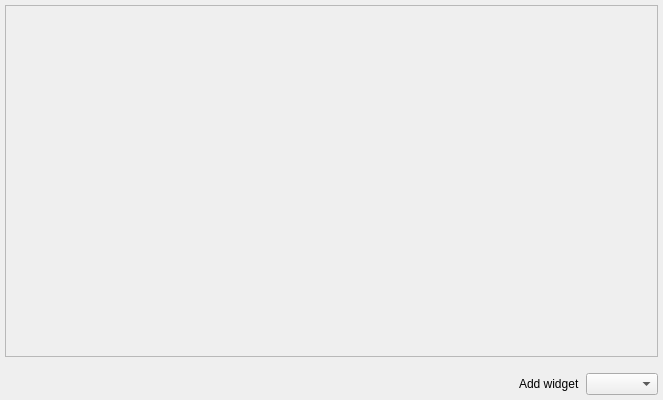
Qt form dashboardwidget.ui (Bragaman/DragableDashboard) before a commit.
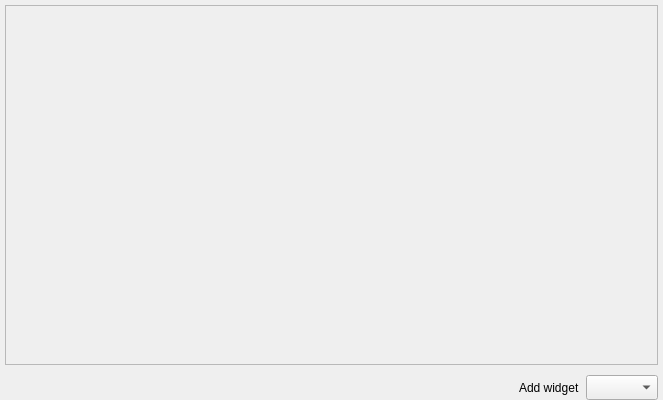
The same form after that commit.

What changed in the file:
```diff
--- a/dashboardwidget.ui
+++ b/dashboardwidget.ui
@@ -17,6 +17,9 @@
    <string>Widget</string>
   </property>
   <layout class="QVBoxLayout" name="verticalLayout_2" stretch="0,0">
+   <property name="spacing">
+    <number>0</number>
+   </property>
    <property name="leftMargin">
     <number>5</number>
    </property>
@@ -27,7 +30,7 @@
     <number>5</number>
    </property>
    <property name="bottomMargin">
-    <number>5</number>
+    <number>0</number>
    </property>
    <item>
     <widget class="QScrollArea" name="scrollArea">
@@ -40,7 +43,7 @@
         <x>0</x>
         <y>0</y>
         <width>651</width>
-        <height>349</height>
+        <height>357</height>
        </rect>
       </property>
       <layout class="QVBoxLayout" name="verticalLayout">
@@ -94,13 +97,26 @@
      </item>
      <item>
       <widget class="QLabel" name="label">
+       <property name="minimumSize">
+        <size>
+         <width>0</width>
+         <height>25</height>
+        </size>
+       </property>
        <property name="text">
         <string>Add widget</string>
        </property>
       </widget>
      </item>
      <item>
-      <widget class="QComboBox" name="comboBoxItems"/>
+      <widget class="QComboBox" name="comboBoxItems">
+       <property name="minimumSize">
+        <size>
+         <width>0</width>
+         <height>25</height>
+        </size>
+       </property>
+      </widget>
      </item>
     </layout>
    </item>
```
